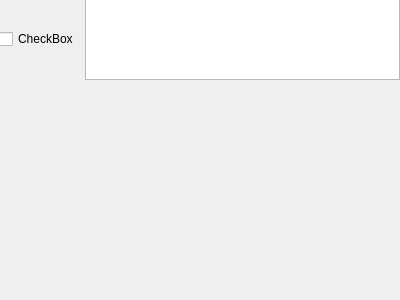
Before: the Qt Designer form ITalK/View/userpresentationform.ui in ITKWeb/ITalK, drawn with Qt 5.
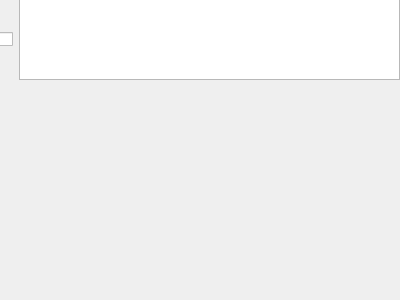
After: the same form once the commit is applied.

What changed in the file:
```diff
--- a/ITalK/View/userpresentationform.ui
+++ b/ITalK/View/userpresentationform.ui
@@ -26,7 +26,7 @@
     <item>
      <widget class="QCheckBox" name="checkBox">
       <property name="text">
-       <string>CheckBox</string>
+       <string/>
       </property>
      </widget>
     </item>
```
